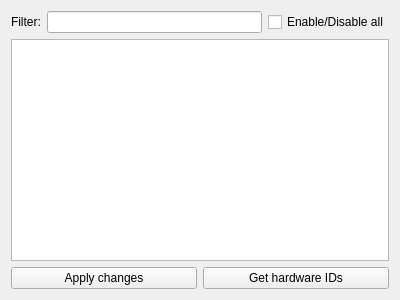
The window that qt/OpenRGBSupportedDevicesPage/OpenRGBSupportedDevicesPage.ui (CalcProgrammer1/OpenRGB) describes before a commit, drawn with Qt 5.
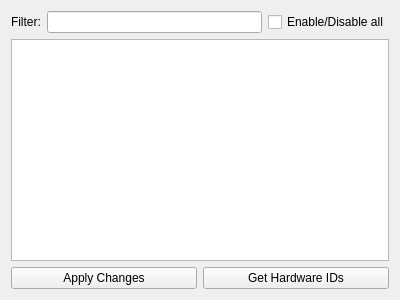
The same window after the commit.

Commit message: Capitalize Apply Changes and Get Hardware IDs on Supported page

```diff
--- a/qt/OpenRGBSupportedDevicesPage/OpenRGBSupportedDevicesPage.ui
+++ b/qt/OpenRGBSupportedDevicesPage/OpenRGBSupportedDevicesPage.ui
@@ -43,14 +43,14 @@
      <item>
       <widget class="QPushButton" name="SaveButton">
        <property name="text">
-        <string>Apply changes</string>
+        <string>Apply Changes</string>
        </property>
       </widget>
      </item>
      <item>
       <widget class="QPushButton" name="GetHardwareIDsButton">
        <property name="text">
-        <string>Get hardware IDs</string>
+        <string>Get Hardware IDs</string>
        </property>
       </widget>
      </item>
```
The commit also changes 17 other files.
